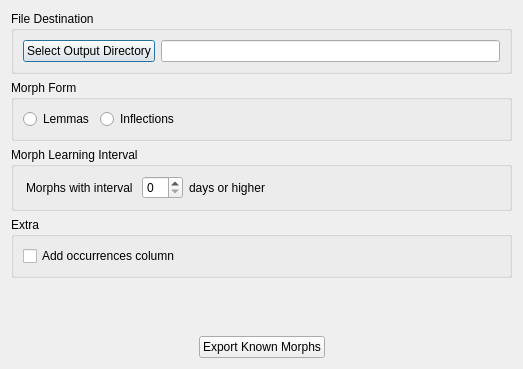
Above: prioritysieve/ui/known_morphs_exporter_dialog.ui from travv0/prioritysieve before the change. Below: the same form after it.
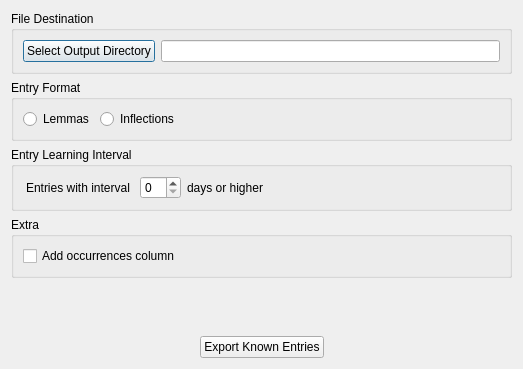
That is the form after the change.

Commit message: Align entry terminology and recalc handling

Diff of the .ui file:
```diff
--- a/prioritysieve/ui/known_morphs_exporter_dialog.ui
+++ b/prioritysieve/ui/known_morphs_exporter_dialog.ui
@@ -40,8 +40,7 @@
    <item>
     <widget class="QGroupBox" name="groupBox">
      <property name="title">
-      <string>Morph Form</string>
-     </property>
+      <string>Entry Format</string></property>
      <layout class="QHBoxLayout" name="horizontalLayout_5">
       <item>
        <layout class="QHBoxLayout" name="horizontalLayout_4">
@@ -80,8 +79,7 @@
    <item>
     <widget class="QGroupBox" name="groupBox_2">
      <property name="title">
-      <string>Morph Learning Interval</string>
-     </property>
+      <string>Entry Learning Interval</string></property>
      <layout class="QVBoxLayout" name="verticalLayout">
       <item>
        <layout class="QHBoxLayout" name="horizontalLayout_2">
@@ -94,8 +92,7 @@
         <item>
          <widget class="QLabel" name="label_2">
           <property name="text">
-           <string>Morphs with interval </string>
-          </property>
+           <string>Entries with interval </string></property>
          </widget>
         </item>
         <item alignment="Qt::AlignLeft">
@@ -173,8 +170,7 @@
      <item>
       <widget class="QPushButton" name="exportKnownMorphsPushButton">
        <property name="text">
-        <string>Export Known Morphs</string>
-       </property>
+        <string>Export Known Entries</string></property>
       </widget>
      </item>
      <item>
```
Left out of the diff: 12 changed lines with no effect on the pictures. The commit also changes 32 other files.
